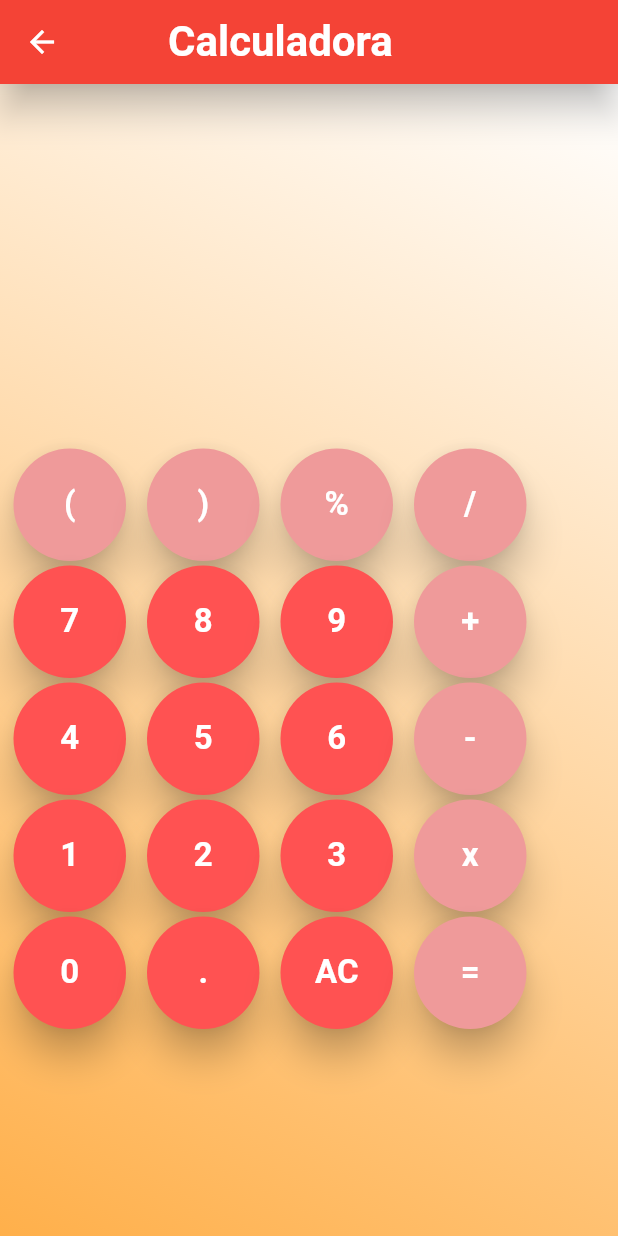
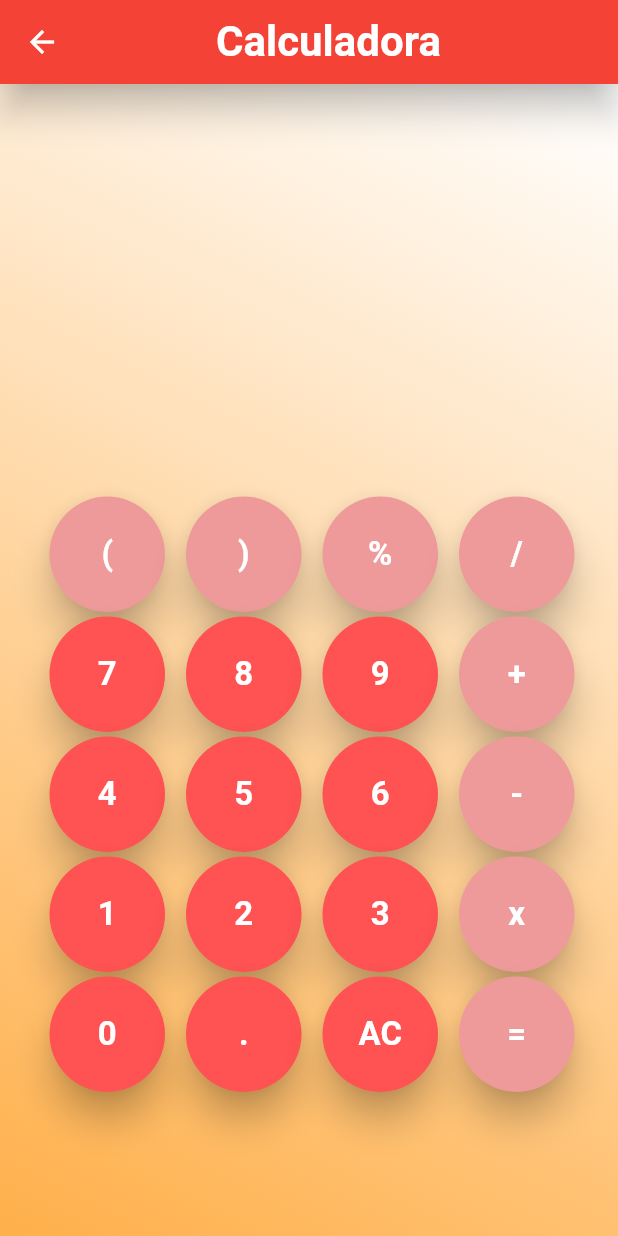
Before and after one commit to joelcardev/maiscalculadora, a Flutter app: the telaCalculadora screen opened directly, on a phone screen of 412 x 824 dp. Run offline on Flutter 3.47's test engine with Material 2 defaults, Android fonts, the phone set to English and light mode, and no system bars; our stand-ins replace mask_text_input_formatter, math_expressions, responsive_framework, rxdart; missing offline and left inert: bloc_pattern.

Commit message:
Primeira Versão 0.3

```diff
--- a/lib/blocs/blocCalc.dart
+++ b/lib/blocs/blocCalc.dart
@@ -8,11 +8,9 @@ import 'package:rxdart/rxdart.dart';
 class blocCalc extends BlocBase {
   static const operations = const ['√', '%', '/', '+', '-', 'x', '='];
 
-  String _tela1 = "";
-  String _tela2;
+  String _tela1 = "";///tela que aparece os numeros digitados.
+  String _tela2;/// tela que aparece o resultado da expressão.
   int posV = 0;
-
-  bool isOpe = false;
 
 
   ///BLOCS QUE FAZEM O CONTROLE, UM DOS DIGITOS DA EXPRESSÃO E OUTRO DO RESULTADO DA MESMA.
@@ -22,7 +20,6 @@ class blocCalc extends BlocBase {
 
   Stream<String> get tela1Stream => _blocController1.stream;
   Stream<String> get tela2Stream => _blocController2.stream;
-
 
   ///FUNÇÃO QUE QUANDO ACIONADA PEGA O NOME DO BOTÃO "COMMAND" E ACIONA OUTRAS FUNÇÕES.
   void applyCommand(String command) {
@@ -38,18 +35,18 @@ class blocCalc extends BlocBase {
     }
   }
 
-
   ///Deleta o ultimo digito da tela.
   void deleteEndDigit() {
+    int ct = 0;
     _tela1 = _tela1.length > 1 ? _tela1.substring(0, _tela1.length - 1) : '';
+
     _blocController1.sink.add(_tela1);
   }
 
-
   ///função principal que calcula a expressão da variavel tela1;
   void calcular() {
-
     /// catch que pega qualquer erro de expressão digitada, qualquer expressão que não é calculada será ERROR.
+    if (_tela1.isNotEmpty) {
       try {
         String res = _tela1;
 
@@ -61,20 +58,18 @@ class blocCalc extends BlocBase {
         ContextModel cm = ContextModel();
         double vl = exp.evaluate(EvaluationType.REAL, cm);
 
-      _tela2 = vl.toStringAsFixed(2).toString();
+        _tela2 = vl.toStringAsFixed(1).toString();
 
         _blocController2.sink.add(_tela2);
       } catch (e) {
         _blocController2.sink.add("Error...");
       }
     }
-
+  }
 
   ///FUNÇAO QUE ADICIONA DIGITOS NA VARIAVEL TELA1
 
   void addDigit(String bt) {
-
-
     if (operations.contains(bt)) {
 
       ///TRES IFS QUE IMPEDEM ERROS, EXEMPLO: SE ALGUEM COLOCAR PRIMEIRO * SEM UMA INTERVENÇÃO, PODE PROVOCAR ERRO, ENTÃO SE COLOCA 0 * O ERRO É IMPEDIDO.
@@ -90,6 +85,7 @@ class blocCalc extends BlocBase {
         _tela1 = "-";
         _blocController1.sink.add(_tela1);
       }
+
 
       ///
       if (bt == _tela1[_tela1.length - 1]) {
--- a/lib/telas/telaCalculadora.dart
+++ b/lib/telas/telaCalculadora.dart
@@ -26,31 +26,38 @@ class _telaCalculadoraState extends State<telaCalculadora> {
               gradient: LinearGradient(
                 begin: Alignment.centerLeft,
                 end: Alignment.centerRight,
-                colors: <Color>[Colors.red,Colors.red],
+                colors: <Color>[Colors.red, Colors.red],
               ),
             ),
           ),
           elevation: 10.0,
           title: Container(
-              margin: EdgeInsets.only(left: 40),
-              child: Text("Calculadora",  style: TextStyle(
+              margin: EdgeInsets.only(right: 30),
+              child: Center(
+                  child: Text("Calculadora",
+                      style: TextStyle(
                           fontWeight: FontWeight.bold,
                           fontSize: 28,
-              color: Colors.white)))),
+                          color: Colors.white))))),
       body: SingleChildScrollView(
           physics: NeverScrollableScrollPhysics(),
-          child:
-
-      Container(
+          child: Container(
             height: MediaQuery.of(context).size.height,
             decoration: BoxDecoration(
                 gradient: LinearGradient(
                     begin: Alignment.topRight,
                     end: Alignment.bottomLeft,
-                colors: [ Colors.white, Colors.orangeAccent])),
-        alignment: Alignment.topCenter,
+                    colors: [Colors.white, Colors.orangeAccent])),
+            alignment: Alignment.center,
             child: Column(
-          children: [campo1(), campo2(), tecladoCalc()],
+              mainAxisAlignment: MainAxisAlignment.center,
+              children: [
+                campo1(),
+                campo2(),
+                Padding(
+                    padding: EdgeInsets.only(left: 0, right: 0, bottom: 40),
+                    child: tecladoCalc())
+              ],
             ),
           )),
     );
@@ -61,7 +68,7 @@ class _telaCalculadoraState extends State<telaCalculadora> {
         height: 90,
         width: MediaQuery.of(context).size.width,
         alignment: Alignment.centerRight,
-        margin: EdgeInsets.fromLTRB(30, 20, 25, 0),
+        margin: EdgeInsets.fromLTRB(30, 0, 25, 0),
         child: StreamBuilder<String>(
             stream: bloc.tela1Stream,
             builder: (BuildContext context, AsyncSnapshot snap) {
@@ -83,11 +90,13 @@ class _telaCalculadoraState extends State<telaCalculadora> {
         height: 50,
         alignment: Alignment.centerRight,
         width: MediaQuery.of(context).size.width,
-        margin: EdgeInsets.fromLTRB(30, 0, 25, 0),
+        margin: EdgeInsets.fromLTRB(30, 0, 30, 20),
         child: StreamBuilder<String>(
             stream: bloc.tela2Stream,
             builder: (BuildContext context, AsyncSnapshot snap) {
-              return snap.hasError?Text("Error. Verifique o formato da expressão."):Text(snap.hasData ? '${snap.data}' : "",
+              return snap.hasError
+                  ? Text("Error. Verifique o formato da expressão.")
+                  : Text(snap.hasData ? '${snap.data}' : "",
                       style: TextStyle(
                           fontWeight: FontWeight.bold,
                           fontSize: bloc.getTamanhoDigitos() < 10 ? 40.0 : 30,
@@ -105,41 +114,36 @@ class _telaCalculadoraState extends State<telaCalculadora> {
   }
 
   Widget tecladoCalc() {
-    return Container(
-
-        height: 400,
-        alignment: Alignment.center,
-        width: MediaQuery.of(context).size.width,
-        margin: EdgeInsets.fromLTRB(0, 80, 0, 0),
+    return Center(
         child: Column(children: <Widget>[
-          Row(children: <Widget>[
+      Row(mainAxisAlignment: MainAxisAlignment.center, children: <Widget>[
         icone("(", Colors.red[200]),
         icone(")", Colors.red[200]),
         icone("%", Colors.red[200]),
         icone("/", Colors.red[200])
       ]),
-          Row(children: <Widget>[
+      Row(mainAxisAlignment: MainAxisAlignment.center, children: <Widget>[
         icone("7", Colors.redAccent),
         icone("8", Colors.redAccent),
         icone("9", Colors.redAccent),
         icone("+", Colors.red[200])
       ]),
-          Row(children: <Widget>[
+      Row(mainAxisAlignment: MainAxisAlignment.center, children: <Widget>[
         icone("4", Colors.redAccent),
         icone("5", Colors.redAccent),
         icone("6", Colors.redAccent),
         icone("-", Colors.red[200])
       ]),
-          Row(children: <Widget>[
-            icone("1",  Colors.redAccent),
-            icone("2",  Colors.redAccent),
-            icone("3",  Colors.redAccent),
+      Row(mainAxisAlignment: MainAxisAlignment.center, children: <Widget>[
+        icone("1", Colors.redAccent),
+        icone("2", Colors.redAccent),
+        icone("3", Colors.redAccent),
         icone("x", Colors.red[200])
       ]),
-          Row(children: <Widget>[
-            icone("0",  Colors.redAccent),
+      Row(mainAxisAlignment: MainAxisAlignment.center, children: <Widget>[
+        icone("0", Colors.redAccent),
         icone(".", Colors.redAccent),
-            icone("AC",  Colors.redAccent),
+        icone("AC", Colors.redAccent),
         iconeIgual("=", Colors.red[200])
       ])
     ]));
@@ -150,8 +154,8 @@ class _telaCalculadoraState extends State<telaCalculadora> {
         child: Center(
             child: Container(
                 margin: EdgeInsets.fromLTRB(9, 3, 5, 0),
-                width: 75.0,
-                height: 75.0,
+                width: 77.0,
+                height: 77.0,
                 child: PhysicalModel(
                   color: cor,
                   shape: BoxShape.circle,
@@ -180,8 +184,8 @@ class _telaCalculadoraState extends State<telaCalculadora> {
         child: Center(
             child: Container(
                 margin: EdgeInsets.fromLTRB(9, 3, 5, 0),
-                width: 75.0,
-                height: 75.0,
+                width: 77.0,
+                height: 77.0,
                 child: PhysicalModel(
                   color: cor,
                   shape: BoxShape.circle,
--- a/lib/telas/telaHome.dart
+++ b/lib/telas/telaHome.dart
@@ -2,6 +2,7 @@ import 'package:flutter/material.dart';
 import 'package:maiscalculadora/telas/telaCalculadora.dart';
 import 'package:maiscalculadora/telas/telaImc.dart';
 import 'package:maiscalculadora/telas/telaRegratres.dart';
+
 
 class telaHome extends StatefulWidget {
   @override
@@ -80,9 +81,10 @@ class _telaHomeState extends State<telaHome> {
             ),
           ))),
       body: SingleChildScrollView(
-          physics: NeverScrollableScrollPhysics(),
+          physics:NeverScrollableScrollPhysics(),///FUNÇÃO QUE IMPEDE DE MEXER PARA BAIXO A TELA.
           child: Container(
             height: MediaQuery.of(context).size.height,
+            width: MediaQuery.of(context).size.width,
             decoration: BoxDecoration(
                 gradient: LinearGradient(
                     begin: Alignment.topRight,
@@ -99,4 +101,6 @@ class _telaHomeState extends State<telaHome> {
           )),
     );
   }
+
+
 }
--- a/pubspec.yaml
+++ b/pubspec.yaml
@@ -31,7 +31,10 @@ dependencies:
 
   bloc_pattern: ^2.3.2
   mask_text_input_formatter: ^1.2.1
+  responsive_framework: ^0.0.14
   flutter_launcher_icons: ^0.8.1
+
+
   math_expressions: ^2.0.2
   rxdart: ^0.25.0
   intl: ^0.15.7
```
Also changed, not shown: lib/blocs/blocRegra.dart (+10 -8 lines), lib/main.dart (+27 -3 lines), lib/telas/telaImc.dart (+15 -10 lines), lib/telas/telaRegratres.dart (+44 -2 lines), pubspec.lock, 1 other file. Lines whose indentation alone changed are shown as unchanged.
